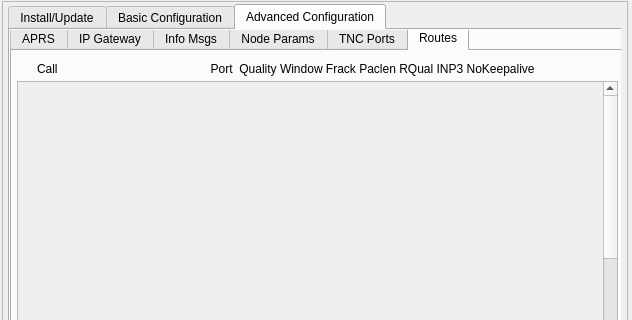
First picture: the form in QT/BPQConfigGen/BPQConfigGen.ui, repository bjpetit/linbpq, before the edit; both pictures show x 0 to 632 and y 0 to 320 of the 632 by 706 pixel window.
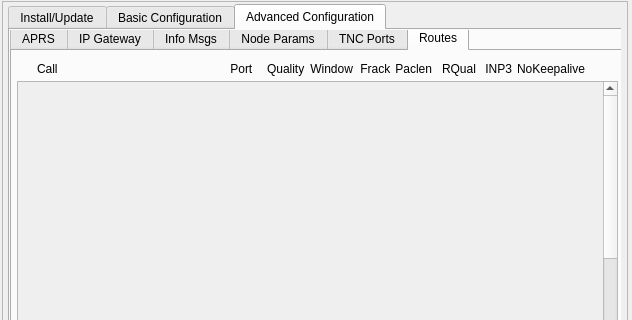
Second picture: the form after the edit. The open tabs and pages were chosen to show the change.

```diff
--- a/QT/BPQConfigGen/BPQConfigGen.ui
+++ b/QT/BPQConfigGen/BPQConfigGen.ui
@@ -2800,12 +2800,12 @@
            <rect>
             <x>25</x>
             <y>10</y>
-            <width>551</width>
+            <width>26</width>
             <height>16</height>
            </rect>
           </property>
           <property name="text">
-           <string>Call                                              Port  Quality Window Frack Paclen RQual INP3 NoKeepalive</string>
+           <string>Call</string>
           </property>
          </widget>
          <widget class="QLabel" name="label_49">
@@ -2821,6 +2821,110 @@
            <string>Routes block Comments</string>
           </property>
          </widget>
+         <widget class="QLabel" name="label_54">
+          <property name="geometry">
+           <rect>
+            <x>215</x>
+            <y>10</y>
+            <width>36</width>
+            <height>16</height>
+           </rect>
+          </property>
+          <property name="text">
+           <string> Port</string>
+          </property>
+         </widget>
+         <widget class="QLabel" name="label_70">
+          <property name="geometry">
+           <rect>
+            <x>255</x>
+            <y>10</y>
+            <width>46</width>
+            <height>16</height>
+           </rect>
+          </property>
+          <property name="text">
+           <string>Quality</string>
+          </property>
+         </widget>
+         <widget class="QLabel" name="label_68">
+          <property name="geometry">
+           <rect>
+            <x>295</x>
+            <y>10</y>
+            <width>51</width>
+            <height>16</height>
+           </rect>
+          </property>
+          <property name="text">
+           <string> Window</string>
+          </property>
+         </widget>
+         <widget class="QLabel" name="label_72">
+          <property name="geometry">
+           <rect>
+            <x>345</x>
+            <y>10</y>
+            <width>41</width>
+            <height>16</height>
+           </rect>
+          </property>
+          <property name="text">
+           <string> Frack  </string>
+          </property>
+         </widget>
+         <widget class="QLabel" name="label_73">
+          <property name="geometry">
+           <rect>
+            <x>380</x>
+            <y>10</y>
+            <width>46</width>
+            <height>16</height>
+           </rect>
+          </property>
+          <property name="text">
+           <string> Paclen</string>
+          </property>
+         </widget>
+         <widget class="QLabel" name="label_74">
+          <property name="geometry">
+           <rect>
+            <x>430</x>
+            <y>10</y>
+            <width>41</width>
+            <height>16</height>
+           </rect>
+          </property>
+          <property name="text">
+           <string>RQual</string>
+          </property>
+         </widget>
+         <widget class="QLabel" name="label_71">
+          <property name="geometry">
+           <rect>
+            <x>470</x>
+            <y>10</y>
+            <width>36</width>
+            <height>16</height>
+           </rect>
+          </property>
+          <property name="text">
+           <string> INP3</string>
+          </property>
+         </widget>
+         <widget class="QLabel" name="label_75">
+          <property name="geometry">
+           <rect>
+            <x>505</x>
+            <y>10</y>
+            <width>76</width>
+            <height>16</height>
+           </rect>
+          </property>
+          <property name="text">
+           <string>NoKeepalive</string>
+          </property>
+         </widget>
         </widget>
        </widget>
       </widget>
```
